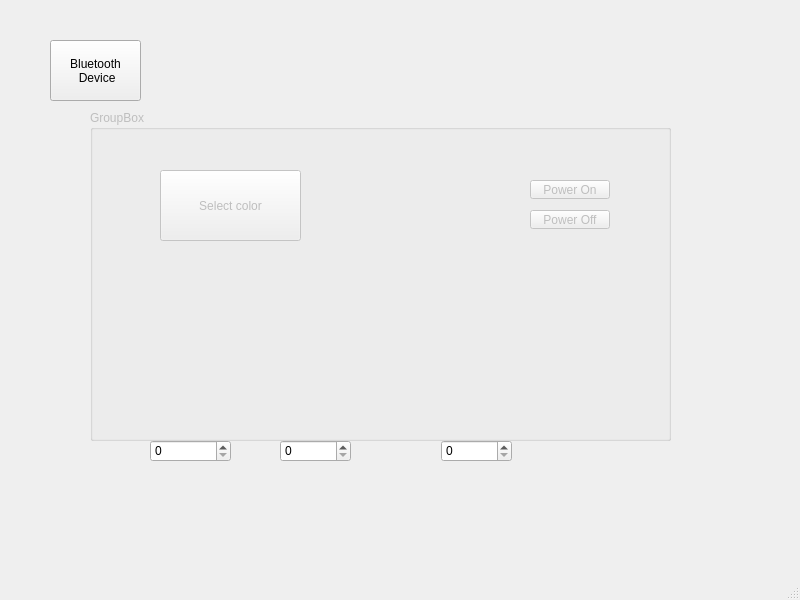
Before: the Qt Designer form mainwindow.ui in Zetaeta/BlueLED, drawn with Qt 5.
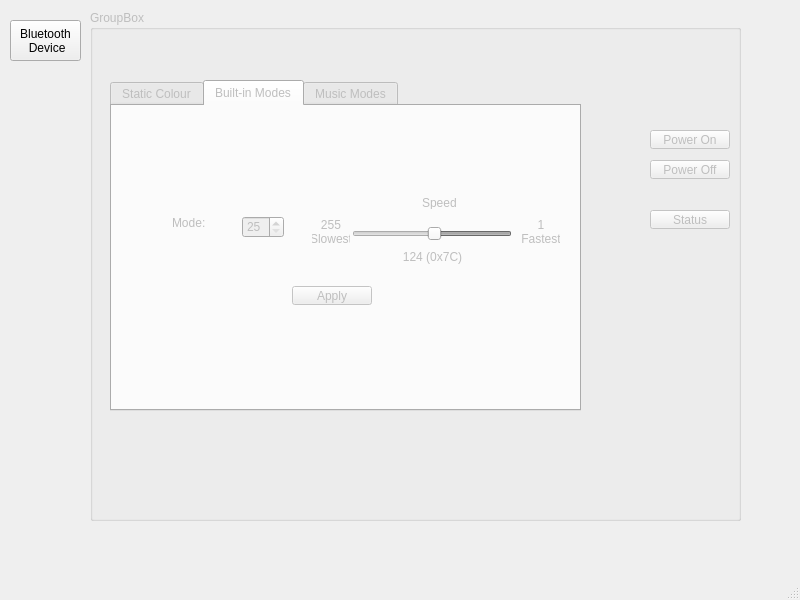
After: the same form once the commit is applied. The open tabs and pages were chosen to show the change.

What changed in the file:
```diff
--- a/mainwindow.ui
+++ b/mainwindow.ui
@@ -14,52 +14,13 @@
    <string>MainWindow</string>
   </property>
   <widget class="QWidget" name="centralwidget">
-   <widget class="QSpinBox" name="inputR">
-    <property name="geometry">
-     <rect>
-      <x>150</x>
-      <y>440</y>
-      <width>81</width>
-      <height>22</height>
-     </rect>
-    </property>
-    <property name="maximum">
-     <number>255</number>
-    </property>
-   </widget>
-   <widget class="QSpinBox" name="inputG">
-    <property name="geometry">
-     <rect>
-      <x>280</x>
-      <y>440</y>
-      <width>71</width>
-      <height>22</height>
-     </rect>
-    </property>
-    <property name="maximum">
-     <number>255</number>
-    </property>
-   </widget>
-   <widget class="QSpinBox" name="inputB">
-    <property name="geometry">
-     <rect>
-      <x>441</x>
-      <y>440</y>
-      <width>71</width>
-      <height>22</height>
-     </rect>
-    </property>
-    <property name="maximum">
-     <number>255</number>
-    </property>
-   </widget>
    <widget class="QPushButton" name="btDialogButton">
     <property name="geometry">
      <rect>
-      <x>50</x>
-      <y>40</y>
-      <width>91</width>
-      <height>61</height>
+      <x>10</x>
+      <y>20</y>
+      <width>71</width>
+      <height>41</height>
      </rect>
     </property>
     <property name="text">
@@ -74,32 +35,19 @@
     <property name="geometry">
      <rect>
       <x>90</x>
-      <y>110</y>
-      <width>581</width>
-      <height>331</height>
+      <y>10</y>
+      <width>651</width>
+      <height>511</height>
      </rect>
     </property>
     <property name="title">
      <string>GroupBox</string>
     </property>
-    <widget class="QPushButton" name="selectColorButton">
-     <property name="geometry">
-      <rect>
-       <x>70</x>
-       <y>60</y>
-       <width>141</width>
-       <height>71</height>
-      </rect>
-     </property>
-     <property name="text">
-      <string>Select color</string>
-     </property>
-    </widget>
     <widget class="QPushButton" name="onButton">
      <property name="geometry">
       <rect>
-       <x>440</x>
-       <y>70</y>
+       <x>560</x>
+       <y>120</y>
        <width>80</width>
        <height>19</height>
       </rect>
@@ -111,8 +59,8 @@
     <widget class="QPushButton" name="offButton">
      <property name="geometry">
       <rect>
-       <x>440</x>
-       <y>100</y>
+       <x>560</x>
+       <y>150</y>
        <width>80</width>
        <height>19</height>
       </rect>
@@ -121,6 +69,289 @@
       <string>Power Off</string>
      </property>
     </widget>
+    <widget class="QPushButton" name="statusButton">
+     <property name="geometry">
+      <rect>
+       <x>560</x>
+       <y>200</y>
+       <width>80</width>
+       <height>19</height>
+      </rect>
+     </property>
+     <property name="text">
+      <string>Status</string>
+     </property>
+    </widget>
+    <widget class="QTabWidget" name="tabWidget">
+     <property name="geometry">
+      <rect>
+       <x>20</x>
+       <y>70</y>
+       <width>471</width>
+       <height>331</height>
+      </rect>
+     </property>
+     <property name="currentIndex">
+      <number>2</number>
+     </property>
+     <widget class="QWidget" name="tab">
+      <attribute name="title">
+       <string>Static Colour</string>
+      </attribute>
+      <widget class="QPushButton" name="selectColorButton">
+       <property name="geometry">
+        <rect>
+         <x>80</x>
+         <y>120</y>
+         <width>141</width>
+         <height>71</height>
+        </rect>
+       </property>
+       <property name="text">
+        <string>Select color</string>
+       </property>
+      </widget>
+      <widget class="QCheckBox" name="musicMode">
+       <property name="geometry">
+        <rect>
+         <x>300</x>
+         <y>150</y>
+         <width>59</width>
+         <height>19</height>
+        </rect>
+       </property>
+       <property name="text">
+        <string>Music mode</string>
+       </property>
+      </widget>
+     </widget>
+     <widget class="QWidget" name="tab_2">
+      <attribute name="title">
+       <string>Built-in Modes</string>
+      </attribute>
+      <widget class="QLabel" name="label">
+       <property name="geometry">
+        <rect>
+         <x>60</x>
+         <y>110</y>
+         <width>38</width>
+         <height>13</height>
+        </rect>
+       </property>
+       <property name="text">
+        <string>Mode:</string>
+       </property>
+      </widget>
+      <widget class="QSpinBox" name="mode">
+       <property name="geometry">
+        <rect>
+         <x>130</x>
+         <y>110</y>
+         <width>42</width>
+         <height>22</height>
+        </rect>
+       </property>
+       <property name="minimum">
+        <number>37</number>
+       </property>
+       <property name="maximum">
+        <number>56</number>
+       </property>
+       <property name="displayIntegerBase">
+        <number>16</number>
+       </property>
+      </widget>
+      <widget class="QLabel" name="label_3">
+       <property name="geometry">
+        <rect>
+         <x>200</x>
+         <y>110</y>
+         <width>38</width>
+         <height>31</height>
+        </rect>
+       </property>
+       <property name="text">
+        <string>255
+(Slowest)</string>
+       </property>
+       <property name="alignment">
+        <set>Qt::AlignCenter</set>
+       </property>
+      </widget>
+      <widget class="QLabel" name="label_2">
+       <property name="geometry">
+        <rect>
+         <x>410</x>
+         <y>110</y>
+         <width>38</width>
+         <height>31</height>
+        </rect>
+       </property>
+       <property name="text">
+        <string>1
+(Fastest)</string>
+       </property>
+       <property name="alignment">
+        <set>Qt::AlignCenter</set>
+       </property>
+      </widget>
+      <widget class="QSlider" name="speed">
+       <property name="geometry">
+        <rect>
+         <x>240</x>
+         <y>120</y>
+         <width>160</width>
+         <height>16</height>
+        </rect>
+       </property>
+       <property name="minimum">
+        <number>1</number>
+       </property>
+       <property name="maximum">
+        <number>255</number>
+       </property>
+       <property name="value">
+        <number>124</number>
+       </property>
+       <property name="orientation">
+        <enum>Qt::Horizontal</enum>
+       </property>
+       <property name="invertedAppearance">
+        <bool>true</bool>
+       </property>
+      </widget>
+      <widget class="QLabel" name="speedDisplay">
+       <property name="geometry">
+        <rect>
+         <x>240</x>
+         <y>140</y>
+         <width>161</width>
+         <height>21</height>
+        </rect>
+       </property>
+       <property name="text">
+        <string>124 (0x7C)</string>
+       </property>
+       <property name="scaledContents">
+        <bool>true</bool>
+       </property>
+       <property name="alignment">
+        <set>Qt::AlignCenter</set>
+       </property>
+      </widget>
+      <widget class="QLabel" name="speedLabel">
+       <property name="geometry">
+        <rect>
+         <x>310</x>
+         <y>90</y>
+         <width>38</width>
+         <height>13</height>
+        </rect>
+       </property>
+       <property name="text">
+        <string>Speed</string>
+       </property>
+      </widget>
+      <widget class="QPushButton" name="applyBIButton">
+       <property name="geometry">
+        <rect>
+         <x>180</x>
+         <y>180</y>
+         <width>80</width>
+         <height>19</height>
+        </rect>
+       </property>
+       <property name="text">
+        <string>Apply</string>
+       </property>
+      </widget>
+     </widget>
+     <widget class="QWidget" name="tab_3">
+      <attribute name="title">
+       <string>Music Modes</string>
+      </attribute>
+      <widget class="QRadioButton" name="music1">
+       <property name="geometry">
+        <rect>
+         <x>130</x>
+         <y>50</y>
+         <width>68</width>
+         <height>19</height>
+        </rect>
+       </property>
+       <property name="text">
+        <string>Classic</string>
+       </property>
+       <property name="checked">
+        <bool>true</bool>
+       </property>
+       <attribute name="buttonGroup">
+        <string notr="true">musicGroup</string>
+       </attribute>
+      </widget>
+      <widget class="QRadioButton" name="music2">
+       <property name="geometry">
+        <rect>
+         <x>130</x>
+         <y>80</y>
+         <width>68</width>
+         <height>19</height>
+        </rect>
+       </property>
+       <property name="text">
+        <string>Soft</string>
+       </property>
+       <attribute name="buttonGroup">
+        <string notr="true">musicGroup</string>
+       </attribute>
+      </widget>
+      <widget class="QRadioButton" name="music3">
+       <property name="geometry">
+        <rect>
+         <x>130</x>
+         <y>110</y>
+         <width>68</width>
+         <height>19</height>
+        </rect>
+       </property>
+       <property name="text">
+        <string>Dynamic</string>
+       </property>
+       <attribute name="buttonGroup">
+        <string notr="true">musicGroup</string>
+       </attribute>
+      </widget>
+      <widget class="QRadioButton" name="music4">
+       <property name="geometry">
+        <rect>
+         <x>130</x>
+         <y>140</y>
+         <width>68</width>
+         <height>19</height>
+        </rect>
+       </property>
+       <property name="text">
+        <string>Disco</string>
+       </property>
+       <attribute name="buttonGroup">
+        <string notr="true">musicGroup</string>
+       </attribute>
+      </widget>
+      <widget class="QPushButton" name="applyMusic">
+       <property name="geometry">
+        <rect>
+         <x>150</x>
+         <y>200</y>
+         <width>80</width>
+         <height>19</height>
+        </rect>
+       </property>
+       <property name="text">
+        <string>Apply</string>
+       </property>
+      </widget>
+     </widget>
+    </widget>
    </widget>
   </widget>
   <widget class="QMenuBar" name="menubar">
```
Left out of the diff: 3 changed lines with no effect on the pictures.
